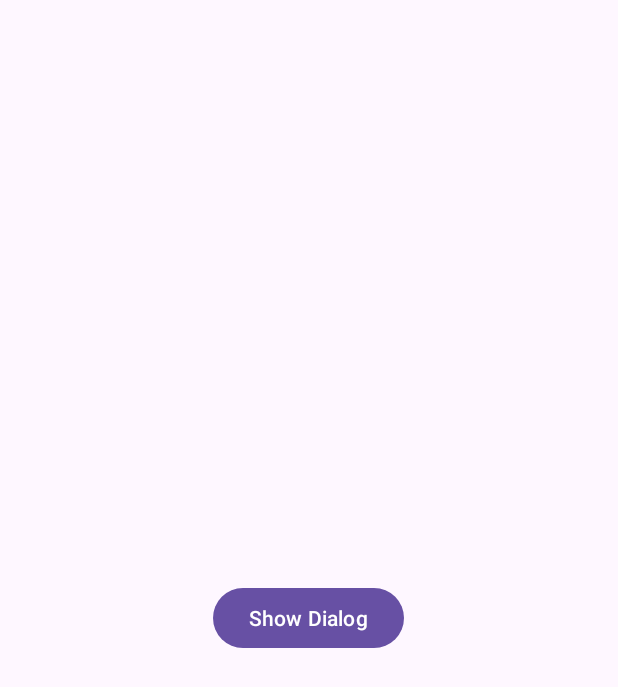
After one commit to iambhargavnath/MyApplication, an Android app: the AlertDialogActivity screen opened directly, with no data from a screen before it, on a phone screen of 412 x 824 dp. The commit adds this screen. Shown: the top 687 px of the screen. Run offline under Robolectric (Android 15) with nearby library versions, the phone set to English and light mode, and no system bars.

Commit message:
Added AlertDialogActivity

```diff
--- /dev/null
+++ b/app/src/main/java/com/iambhargavnath/myapplication/AlertDialogActivity.kt
@@ -0,0 +1,70 @@
+package com.iambhargavnath.myapplication
+
+import android.os.Bundle
+import android.widget.Button
+import android.widget.Toast
+import androidx.activity.OnBackPressedCallback
+import androidx.activity.enableEdgeToEdge
+import androidx.appcompat.app.AlertDialog
+import androidx.appcompat.app.AppCompatActivity
+import androidx.core.view.ViewCompat
+import androidx.core.view.WindowInsetsCompat
+
+class AlertDialogActivity : AppCompatActivity() {
+    override fun onCreate(savedInstanceState: Bundle?) {
+        super.onCreate(savedInstanceState)
+        enableEdgeToEdge()
+        setContentView(R.layout.activity_alert_dialog)
+        ViewCompat.setOnApplyWindowInsetsListener(findViewById(R.id.main)) { v, insets ->
+            val systemBars = insets.getInsets(WindowInsetsCompat.Type.systemBars())
+            v.setPadding(systemBars.left, systemBars.top, systemBars.right, systemBars.bottom)
+            insets
+        }
+
+        val showDialogBtn = findViewById<Button>(R.id.showDialogBtn)
+        showDialogBtn.setOnClickListener {
+            showAlertDialog()
+        }
+
+        val callback = object : OnBackPressedCallback(true) {
+            override fun handleOnBackPressed() {
+                showConfirmExitDialog()
+            }
+        }
+        onBackPressedDispatcher.addCallback(this, callback)
+
+    }
+
+    private fun showAlertDialog() {
+        val builder: AlertDialog.Builder = AlertDialog.Builder(this)
+        builder.setTitle("Alert !")
+        builder.setMessage("This is an Alert Dialog...")
+        builder.setPositiveButton("OK") { dialog, which ->
+            Toast.makeText(this@AlertDialogActivity, "Positive Button Clicked", Toast.LENGTH_SHORT).show()
+        }
+        builder.setNeutralButton("Dismiss") { dialog, which ->
+            dialog.dismiss()
+        }
+        builder.setNegativeButton("Cancel") { dialog, which ->
+            Toast.makeText(this@AlertDialogActivity, "Negative Button Clicked", Toast.LENGTH_SHORT).show()
+        }
+        val alertDialog = builder.create()
+        alertDialog.show()
+
+    }
+
+    private fun showConfirmExitDialog() {
+        val builder: AlertDialog.Builder = AlertDialog.Builder(this)
+        builder.setTitle("Exit App?")
+        builder.setMessage("Are you sure you want to exit this app?")
+        builder.setPositiveButton("OK") { dialog, which ->
+            finishAffinity()
+        }
+        builder.setNegativeButton("Cancel") { dialog, which ->
+            dialog.dismiss()
+        }
+        val alertDialog = builder.create()
+        alertDialog.show()
+    }
+
+}
--- a/app/src/main/java/com/iambhargavnath/myapplication/MainActivity.kt
+++ b/app/src/main/java/com/iambhargavnath/myapplication/MainActivity.kt
@@ -24,5 +24,11 @@ class MainActivity : AppCompatActivity() {
             val intent = Intent(this@MainActivity, LoginActivity::class.java)
             startActivity(intent)
         }
+
+        val alertDialogPageBtn: Button = findViewById(R.id.alertDialogPageBtn)
+        alertDialogPageBtn.setOnClickListener {
+            val intent = Intent(this@MainActivity, AlertDialogActivity::class.java)
+            startActivity(intent)
+        }
     }
 }
--- /dev/null
+++ b/app/src/main/res/layout/activity_alert_dialog.xml
@@ -0,0 +1,18 @@
+<?xml version="1.0" encoding="utf-8"?>
+<LinearLayout xmlns:android="http://schemas.android.com/apk/res/android"
+    xmlns:app="http://schemas.android.com/apk/res-auto"
+    xmlns:tools="http://schemas.android.com/tools"
+    android:id="@+id/main"
+    android:layout_width="match_parent"
+    android:layout_height="match_parent"
+    android:orientation="vertical"
+    android:gravity="center"
+    tools:context=".AlertDialogActivity">
+
+    <Button
+        android:id="@+id/showDialogBtn"
+        android:layout_width="wrap_content"
+        android:layout_height="wrap_content"
+        android:text="Show Dialog"/>
+
+</LinearLayout>
```
Also changed, not shown: app/src/main/AndroidManifest.xml (+7 -3 lines), app/src/main/res/layout/activity_main.xml (+7 -2 lines).
